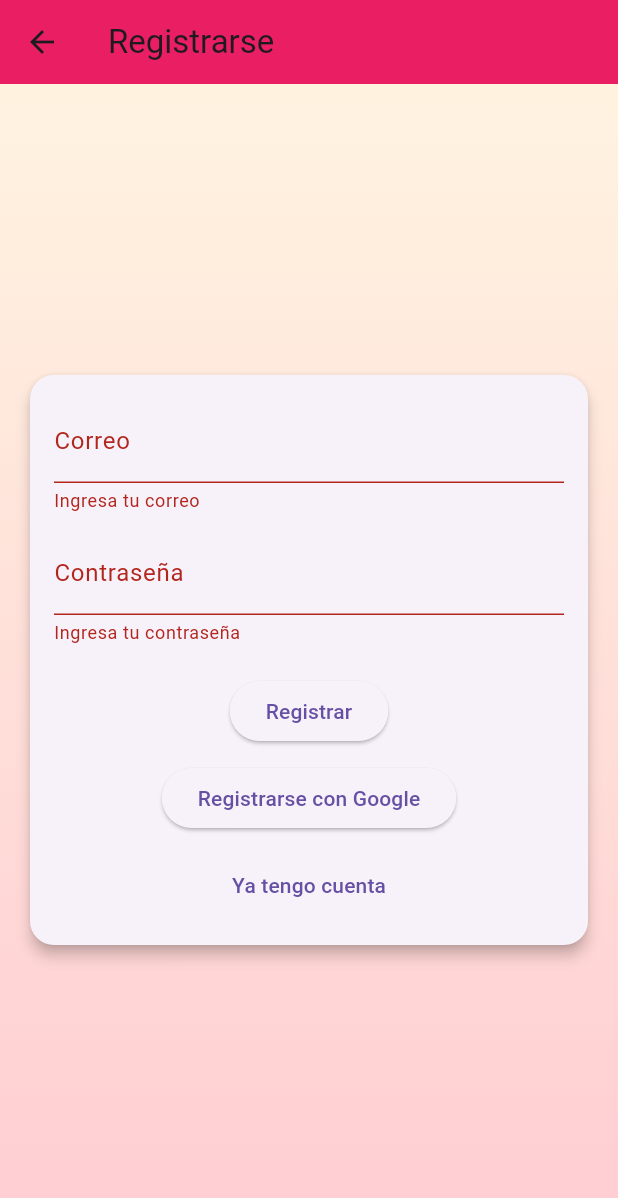
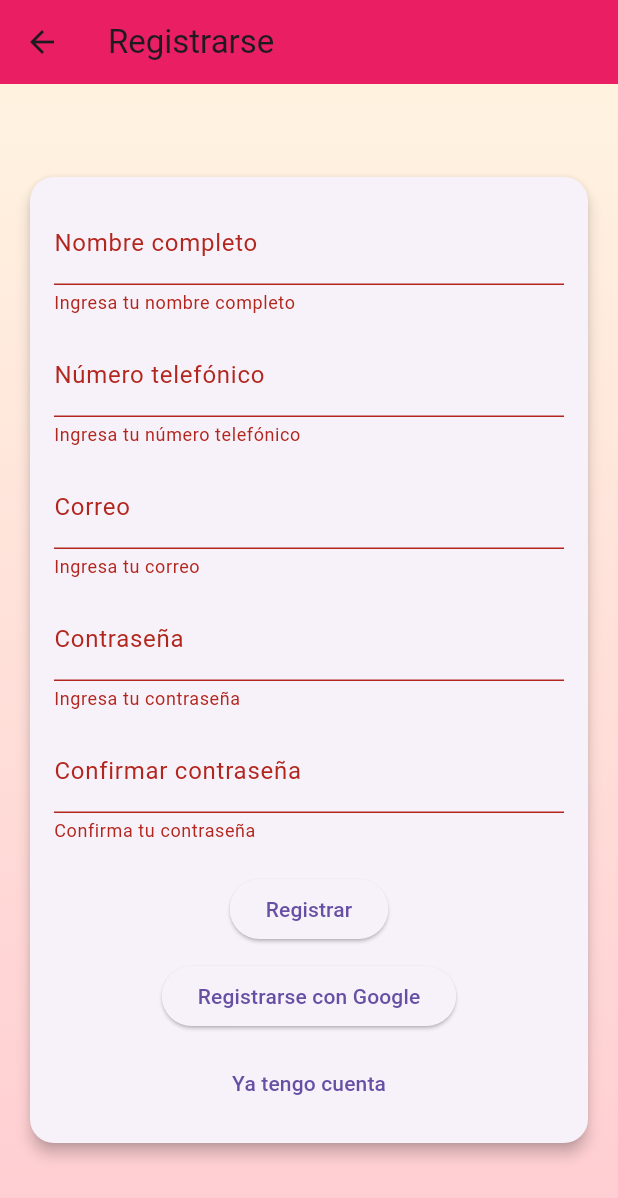
Before and after one commit to leonardaraujo/almenara-flutter, a Flutter app: the RegisterScreen screen opened directly, after a tap on "Registrar", on a phone screen of 412 x 824 dp. Shown: the top 1198 px of the screen. Run offline on Flutter 3.47's test engine with Material 3 defaults, Android fonts, the phone set to English and light mode, and no system bars; our stand-ins replace cloud_firestore, firebase_auth, firebase_core, google_sign_in; accounts and stored records are empty.

Commit message:
Add fields for name phone and confirm password in registration

```diff
--- a/lib/screens/register_screen.dart
+++ b/lib/screens/register_screen.dart
@@ -12,15 +12,21 @@ class RegisterScreen extends StatefulWidget {
 
 class _RegisterScreenState extends State<RegisterScreen> {
   final _formKey = GlobalKey<FormState>();
+  final _nameController = TextEditingController();
+  final _phoneController = TextEditingController();
   final _emailController = TextEditingController();
   final _passwordController = TextEditingController();
+  final _confirmPasswordController = TextEditingController();
   final AuthService _authService = AuthService();
   bool _loading = false;
 
   @override
   void dispose() {
+    _nameController.dispose();
+    _phoneController.dispose();
     _emailController.dispose();
     _passwordController.dispose();
+    _confirmPasswordController.dispose();
     super.dispose();
   }
 
@@ -38,7 +44,7 @@ class _RegisterScreenState extends State<RegisterScreen> {
       );
       if (mounted) {
         ScaffoldMessenger.of(context).showSnackBar(
-          const SnackBar(content: Text('Usuario registrado correctamente')),
+          const SnackBar(content: Text('Se ha registrado correctamente')),
         );
       }
     } on Exception catch (e) {
@@ -81,6 +87,27 @@ class _RegisterScreenState extends State<RegisterScreen> {
     return null;
   }
 
+  String? _validateConfirmPassword(String? value) {
+    if (value == null || value.isEmpty) return 'Confirma tu contraseña';
+    if (value != _passwordController.text) {
+      return 'Las contraseñas no coinciden';
+    }
+    return null;
+  }
+
+  String? _validateName(String? value) {
+    if (value == null || value.isEmpty) return 'Ingresa tu nombre completo';
+    return null;
+  }
+
+  String? _validatePhone(String? value) {
+    if (value == null || value.isEmpty) return 'Ingresa tu número telefónico';
+    if (!RegExp(r'^\\d{7,15}\$').hasMatch(value)) {
+      return 'Número telefónico inválido';
+    }
+    return null;
+  }
+
   @override
   Widget build(BuildContext context) {
     return Scaffold(
@@ -112,6 +139,19 @@ class _RegisterScreenState extends State<RegisterScreen> {
                     mainAxisSize: MainAxisSize.min,
                     children: [
               TextFormField(
+                controller: _nameController,
+                decoration: const InputDecoration(labelText: 'Nombre completo'),
+                validator: _validateName,
+              ),
+              const SizedBox(height: 12),
+              TextFormField(
+                controller: _phoneController,
+                decoration: const InputDecoration(labelText: 'Número telefónico'),
+                keyboardType: TextInputType.phone,
+                validator: _validatePhone,
+              ),
+              const SizedBox(height: 12),
+              TextFormField(
                 controller: _emailController,
                 decoration: const InputDecoration(labelText: 'Correo'),
                 validator: _validateEmail,
@@ -122,6 +162,13 @@ class _RegisterScreenState extends State<RegisterScreen> {
                 decoration: const InputDecoration(labelText: 'Contraseña'),
                 obscureText: true,
                 validator: _validatePassword,
+              ),
+              const SizedBox(height: 12),
+              TextFormField(
+                controller: _confirmPasswordController,
+                decoration: const InputDecoration(labelText: 'Confirmar contraseña'),
+                obscureText: true,
+                validator: _validateConfirmPassword,
               ),
               const SizedBox(height: 20),
               ElevatedButton(
```
